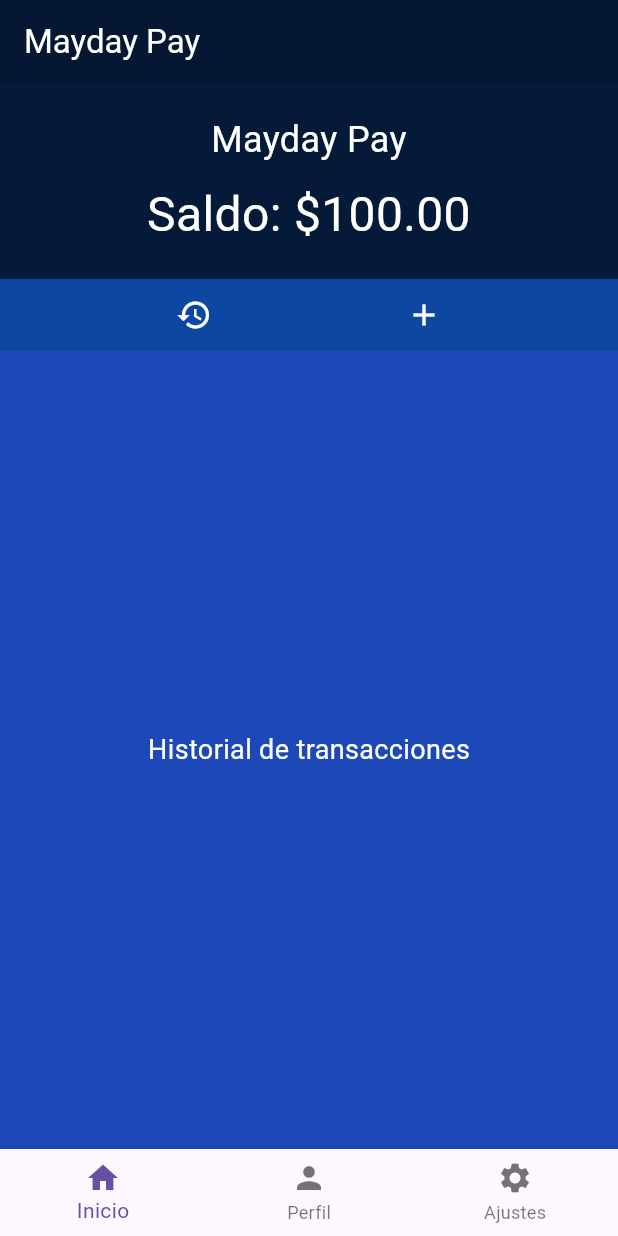
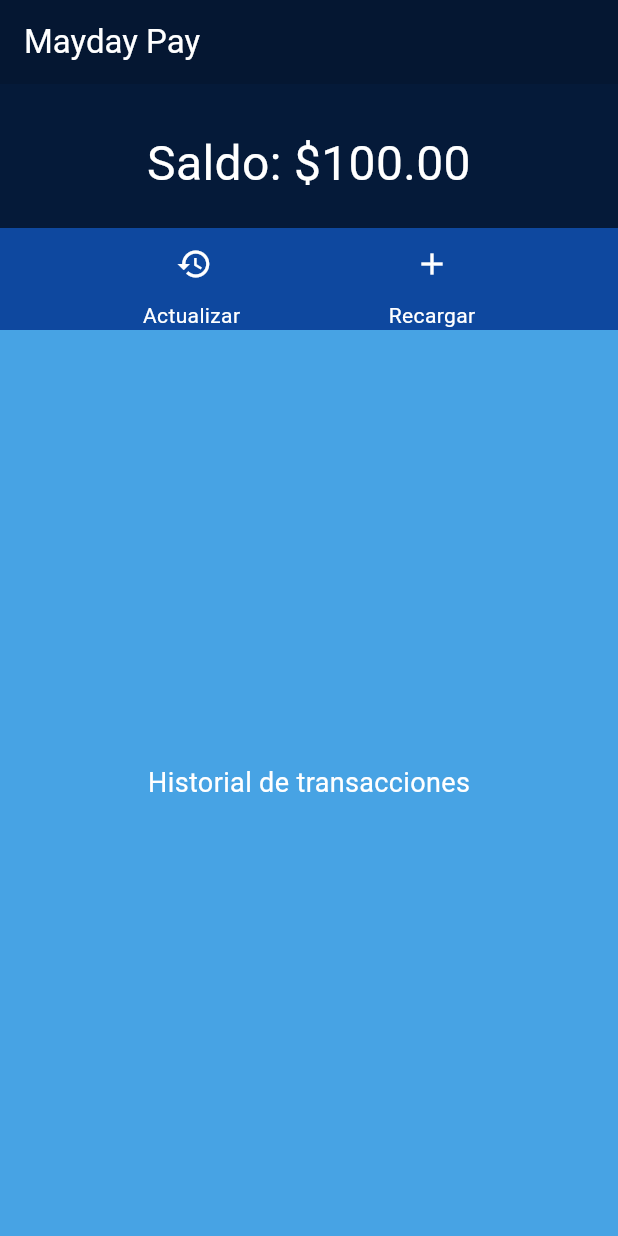
Before and after one commit to sambayoyo/Proyecto_movil, a Flutter app: the screen it shows after launch, on a phone screen of 412 x 824 dp. Run offline on Flutter 3.47's test engine with Material 3 defaults, Android fonts, the light colour scheme and no system bars.

Commit message:
cule flojera (actualice el maydayplay)

```diff
--- a/lib/Widgets/maydaypay.dart
+++ b/lib/Widgets/maydaypay.dart
@@ -9,8 +9,7 @@
           'Mayday Pay',
           style: TextStyle(color: Colors.white),
         ),
-        backgroundColor: const Color.fromARGB(
-            255, 5, 23, 50), // Color azul oscuro para la AppBar
+        backgroundColor: const Color.fromARGB(255, 5, 23, 50),
       ),
       body: Column(
         crossAxisAlignment: CrossAxisAlignment.stretch,
@@ -18,15 +17,9 @@
           // Logo de la wallet y Saldo de la cuenta
           Container(
             padding: EdgeInsets.all(20.0),
-            color: const Color.fromARGB(
-                255, 5, 26, 57), // Color azul oscuro para el Container
+            color: const Color.fromARGB(255, 5, 26, 57),
             child: Column(
               children: [
-                Text(
-                  'Mayday Pay',
-                  textAlign: TextAlign.center,
-                  style: TextStyle(fontSize: 24.0, color: Colors.white),
-                ),
                 SizedBox(height: 10.0), // Espacio entre los textos
                 Text(
                   'Saldo: \$100.00',
@@ -36,27 +29,60 @@
               ],
             ),
           ),
-          // Iconos de historial y recarga
+          // Iconos de actualizar y recarga
           Container(
-            color: Colors.blue[900], // Color azul oscuro para el fondo del Row
+            color: Color.fromARGB(255, 14, 72, 159),
             child: Row(
               mainAxisAlignment: MainAxisAlignment.spaceEvenly,
               children: [
-                IconButton(
-                  icon: Icon(Icons.history, color: Colors.white),
-                  onPressed: () {
-                    // Implementa la acción para el historial
+                InkWell(
+                  onTap: () {
+                    // Implementa la acción para el actualizar
                   },
+                  child: Column(
+                    mainAxisSize: MainAxisSize.min,
+                    children: [
+                      IconButton(
+                        icon: Icon(Icons.history, color: Colors.white),
+                        onPressed: () {
+                          // Implementa la acción para el actualizar
+                        },
+                      ),
+                      Text(
+                        'Actualizar ',
+                        style: TextStyle(color: Colors.white),
+                      ),
+                    ],
+                  ),
                 ),
-                IconButton(
-                  icon: Icon(Icons.add, color: Colors.white),
-                  onPressed: () {
+                InkWell(
+                  onTap: () {
                     // Redirecciona a la pantalla de recarga
                     Navigator.push(
                       context,
                       MaterialPageRoute(builder: (context) => RecargaScreen()),
                     );
                   },
+                  child: Column(
+                    mainAxisSize: MainAxisSize.min,
+                    children: [
+                      IconButton(
+                        icon: Icon(Icons.add, color: Colors.white),
+                        onPressed: () {
+                          // Redirecciona a la pantalla de recarga
+                          Navigator.push(
+                            context,
+                            MaterialPageRoute(
+                                builder: (context) => RecargaScreen()),
+                          );
+                        },
+                      ),
+                      Text(
+                        'Recargar',
+                        style: TextStyle(color: Colors.white),
+                      ),
+                    ],
+                  ),
                 ),
               ],
             ),
@@ -64,7 +90,7 @@
           // Espacio para mostrar el historial de transacciones
           Expanded(
             child: Container(
-              color: Color.fromARGB(255, 28, 72, 184),
+              color: Color.fromARGB(255, 71, 163, 228),
               child: Center(
                 child: Text(
                   'Historial de transacciones',
@@ -72,22 +98,6 @@
                 ),
               ),
             ),
-          ),
-        ],
-      ),
-      bottomNavigationBar: BottomNavigationBar(
-        items: const <BottomNavigationBarItem>[
-          BottomNavigationBarItem(
-            icon: Icon(Icons.home),
-            label: 'Inicio',
-          ),
-          BottomNavigationBarItem(
-            icon: Icon(Icons.person),
-            label: 'Perfil',
-          ),
-          BottomNavigationBarItem(
-            icon: Icon(Icons.settings),
-            label: 'Ajustes',
           ),
         ],
       ),
```
